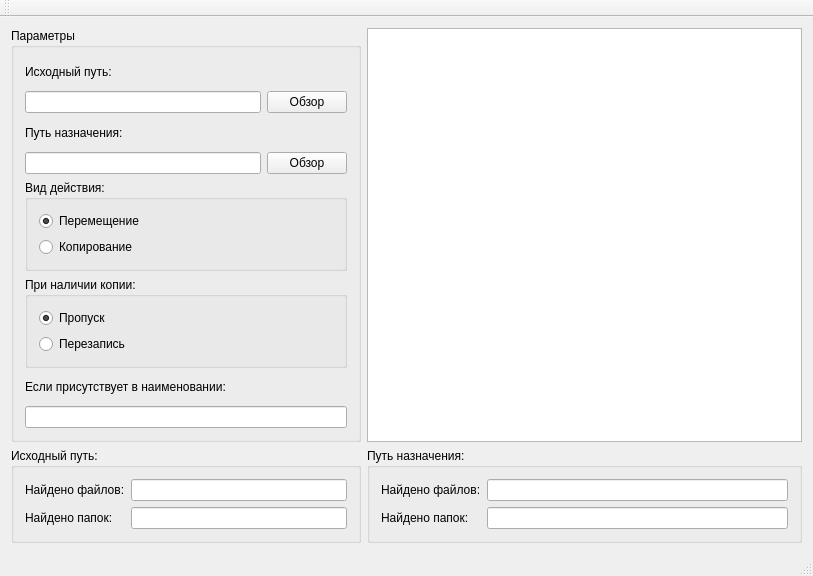
The window that CMove.ui (yellow1cucumber/CMove) describes before a commit, drawn with Qt 5.
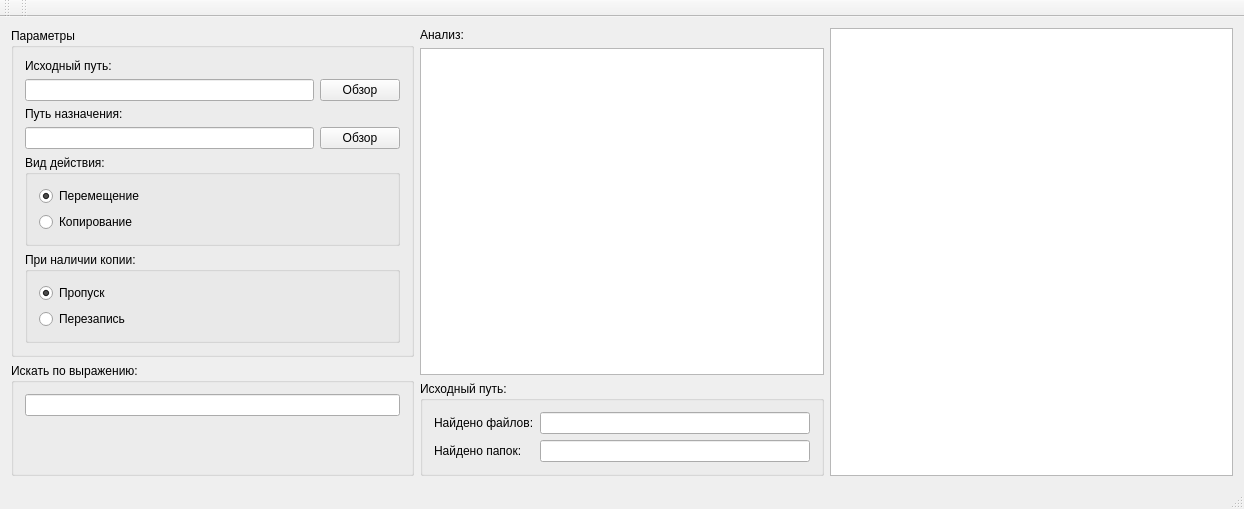
The same window after the commit.

Commit message: FEAT: add tree view to ui

```diff
--- a/CMove.ui
+++ b/CMove.ui
@@ -6,16 +6,18 @@
    <rect>
     <x>0</x>
     <y>0</y>
-    <width>813</width>
-    <height>576</height>
+    <width>1244</width>
+    <height>509</height>
    </rect>
   </property>
   <property name="windowTitle">
    <string>CMove</string>
   </property>
   <widget class="QWidget" name="centralWidget">
-   <layout class="QFormLayout" name="formLayout_3">
-    <item row="0" column="0">
+   <layout class="QHBoxLayout" name="horizontalLayout_4">
+    <item>
+     <layout class="QVBoxLayout" name="verticalLayout_5">
+      <item>
      <widget class="QGroupBox" name="groupBox">
       <property name="minimumSize">
        <size>
@@ -136,31 +138,57 @@
          </layout>
         </widget>
        </item>
+        </layout>
+       </widget>
+      </item>
+      <item>
+       <widget class="QGroupBox" name="groupBox_5">
+        <property name="title">
+         <string>Искать по выражению:</string>
+        </property>
+        <layout class="QVBoxLayout" name="verticalLayout_6">
+         <item>
+          <widget class="QLineEdit" name="RegexLineEdit"/>
+         </item>
+         <item>
+          <spacer name="verticalSpacer">
+           <property name="orientation">
+            <enum>Qt::Vertical</enum>
+           </property>
+           <property name="sizeHint" stdset="0">
+            <size>
+             <width>20</width>
+             <height>40</height>
+            </size>
+           </property>
+          </spacer>
+         </item>
+        </layout>
+       </widget>
+      </item>
+     </layout>
+    </item>
+    <item>
+     <layout class="QVBoxLayout" name="verticalLayout_4">
        <item>
         <widget class="QLabel" name="label_7">
          <property name="text">
-          <string>Если присутствует в наименовании:</string>
+         <string>Анализ:</string>
          </property>
         </widget>
        </item>
        <item>
-        <widget class="QLineEdit" name="FileRegexLineEdit"/>
-       </item>
-      </layout>
-     </widget>
-    </item>
-    <item row="0" column="1">
-     <widget class="QTextEdit" name="ActionLogTextEdit">
-      <property name="readOnly">
-       <bool>true</bool>
+       <widget class="QTreeView" name="treeView">
+        <property name="editTriggers">
+         <set>QAbstractItemView::NoEditTriggers</set>
       </property>
      </widget>
     </item>
-    <item row="1" column="0">
+      <item>
      <widget class="QGroupBox" name="groupBox_4">
       <property name="minimumSize">
        <size>
-        <width>350</width>
+          <width>0</width>
         <height>0</height>
        </size>
       </property>
@@ -191,33 +219,13 @@
       </layout>
      </widget>
     </item>
-    <item row="1" column="1">
-     <widget class="QGroupBox" name="groupBox_5">
-      <property name="title">
-       <string>Путь назначения:</string>
-      </property>
-      <layout class="QFormLayout" name="formLayout_2">
-       <item row="0" column="0">
-        <widget class="QLabel" name="label_5">
-         <property name="text">
-          <string>Найдено файлов:</string>
-         </property>
-        </widget>
-       </item>
-       <item row="0" column="1">
-        <widget class="QLineEdit" name="DestFilesFoundLineEdit"/>
-       </item>
-       <item row="1" column="0">
-        <widget class="QLabel" name="label_6">
-         <property name="text">
-          <string>Найдено папок:</string>
-         </property>
-        </widget>
-       </item>
-       <item row="1" column="1">
-        <widget class="QLineEdit" name="DestDirsFoundLineEdit"/>
-       </item>
-      </layout>
+     </layout>
+    </item>
+    <item>
+     <widget class="QTextEdit" name="ActionLogTextEdit">
+      <property name="readOnly">
+       <bool>true</bool>
+      </property>
      </widget>
     </item>
    </layout>
@@ -241,6 +249,17 @@
    </attribute>
   </widget>
   <widget class="QStatusBar" name="statusBar"/>
+  <widget class="QToolBar" name="toolBar">
+   <property name="windowTitle">
+    <string>toolBar</string>
+   </property>
+   <attribute name="toolBarArea">
+    <enum>TopToolBarArea</enum>
+   </attribute>
+   <attribute name="toolBarBreak">
+    <bool>false</bool>
+   </attribute>
+  </widget>
  </widget>
  <layoutdefault spacing="6" margin="11"/>
  <resources/>
```
Left out of the diff: 2 changed lines with no effect on the pictures. Lines whose indentation alone changed are shown as unchanged. The commit also changes 5 other files.
